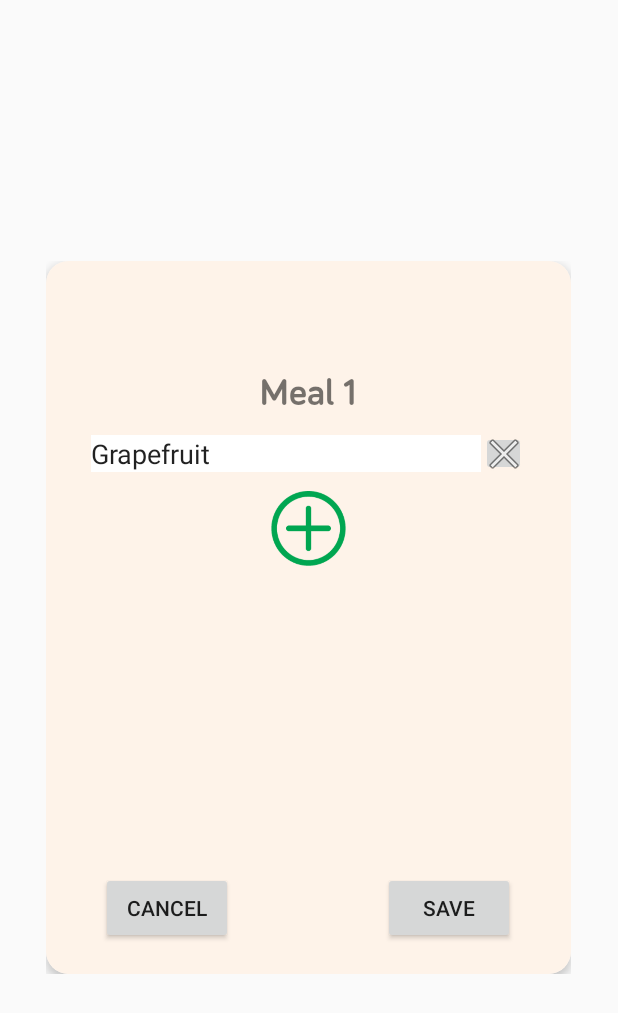
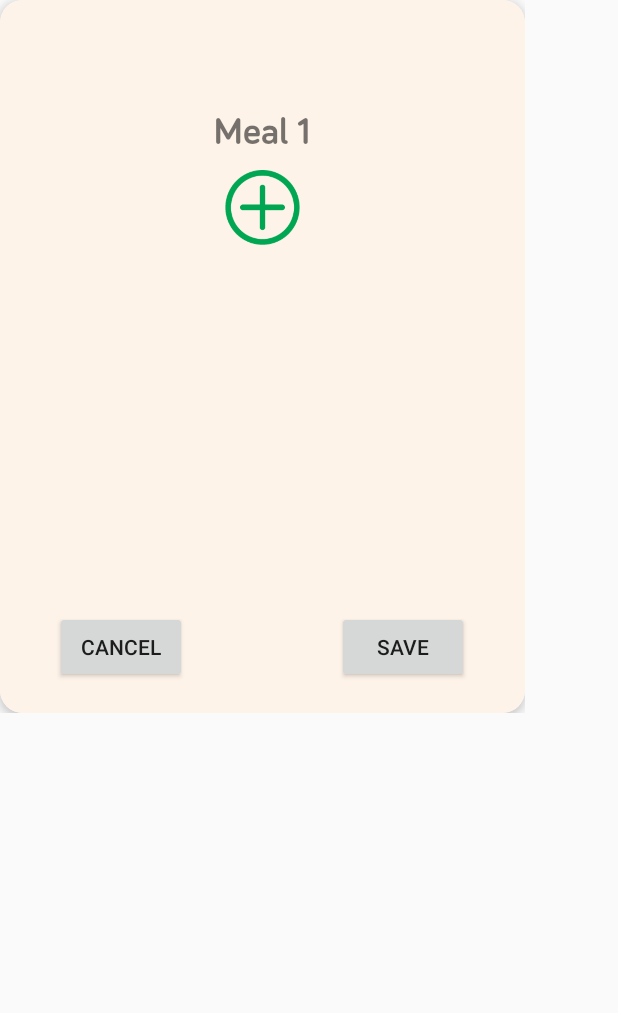
Before and after one commit to kaimalloy/Elimin8, an Android app: the layout dialog_food.xml on its own in the app's theme, with its tools: preview values and no code run, on a phone screen of 412 x 824 dp. Shown: the top 1013 px of the screen. Run offline under Robolectric (Android 15) with nearby library versions, the phone set to English and light mode, and no system bars.

Commit message:
Decided to go with Dialog instead of Popup for Food Fragment. Dialog easier to implement/Food Input more inline with using a Dialog. Implemented Food Dialog Java file to inflate dialog_food.xml and listen to button clicks to add extra edit text views and dismiss the dialog.

```diff
--- a/app/src/main/AndroidManifest.xml
+++ b/app/src/main/AndroidManifest.xml
@@ -17,8 +17,6 @@
                 <category android:name="android.intent.category.LAUNCHER" />
             </intent-filter>
         </activity>
-        <activity android:name=".FoodPopupActivity"
-            android:theme="@style/AppTheme.Popup" />
     </application>
 
 </manifest>
--- a/app/src/main/res/layout/activity_food_popup.xml
+++ b/app/src/main/res/layout/dialog_food.xml
@@ -3,9 +3,6 @@
     xmlns:app="http://schemas.android.com/apk/res-auto"
     xmlns:tools="http://schemas.android.com/tools"
     android:orientation="vertical"
-    android:layout_gravity="center"
-    android:padding="5dp"
-    android:layout_margin="10dp"
     android:layout_width="wrap_content"
     android:layout_height="wrap_content">
 
@@ -32,10 +29,11 @@
 
                 <TextView
                     android:id="@+id/textView18"
-                    android:layout_width="wrap_content"
+                    android:layout_width="match_parent"
                     android:layout_height="wrap_content"
-                    android:layout_gravity="center_horizontal"
+                    android:gravity="center_horizontal"
                     android:layout_marginTop="50dp"
+                    android:layout_marginBottom="10dp"
                     android:fontFamily="@font/bariol_bold"
                     android:text="Meal 1"
                     android:textSize="25sp" />
@@ -49,46 +47,19 @@
                         android:layout_height="wrap_content"
                         android:orientation="vertical" >
 
-                        <TableLayout
+
+                        <LinearLayout
+                            android:id="@+id/food_item_lyt"
                             android:layout_width="match_parent"
-                            android:layout_height="wrap_content">
+                            android:layout_height="wrap_content"
+                            android:orientation="vertical">
 
-                            <TableRow
-                                android:layout_width="match_parent"
-                                android:layout_height="match_parent"
-                                android:gravity="center_vertical"
-                                android:padding="10dp">
+<!--                            <include layout="@layout/input_item_food_dialog" />-->
 
-                                <EditText
-                                    android:id="@+id/editText2"
-                                    android:layout_width="wrap_content"
-                                    android:layout_height="wrap_content"
-                                    android:layout_weight="1"
-                                    android:ems="10"
-                                    android:inputType="textCapWords"
-                                    android:background="@android:color/white"
-                                    android:text="Grapefruit" />
-
-                                <ImageButton
-                                    android:id="@+id/imageButton"
-                                    android:layout_width="30dp"
-                                    android:layout_height="30dp"
-                                    android:layout_gravity="left"
-                                    app:srcCompat="@android:drawable/ic_menu_close_clear_cancel" />
-
-                            </TableRow>
-
-                            <TableRow
-                                android:layout_width="match_parent"
-                                android:layout_height="match_parent" />
-
-                            <TableRow
-                                android:layout_width="match_parent"
-                                android:layout_height="match_parent" />
-                        </TableLayout>
+                        </LinearLayout>
 
                         <Button
-                            android:id="@+id/button6"
+                            android:id="@+id/add_btn"
                             android:layout_width="50dp"
                             android:layout_height="50dp"
                             android:layout_gravity="center"
@@ -107,7 +78,7 @@
                 android:orientation="horizontal">
 
                 <Button
-                    android:id="@+id/button9"
+                    android:id="@+id/cancel_btn"
                     android:layout_width="wrap_content"
                     android:layout_height="wrap_content"
                     android:text="Cancel" />
@@ -117,7 +88,7 @@
                     android:layout_height="match_parent" />
 
                 <Button
-                    android:id="@+id/button10"
+                    android:id="@+id/save_btn"
                     android:layout_width="wrap_content"
                     android:layout_height="wrap_content"
                     android:text="Save" />
--- a/app/src/main/res/values/styles.xml
+++ b/app/src/main/res/values/styles.xml
@@ -8,12 +8,6 @@
         <item name="colorAccent">@color/green</item>
     </style>
 
-    <!--  Theme for the Foods Pop up  -->
-    <style name="AppTheme.Popup">
-        <item name="android:windowIsTranslucent">true</item>
-
-    </style>
-
     <!-- Theme for the master toggle switch -->
     <!--<style name="SwitchStyle" >-->
         <!--<item name="android:thumb">@drawable/switch_thumb</item>-->
```
Also changed, not shown: app/src/main/java/com/minakai/elimin8/FoodDialog.java (added, +100 -0 lines), app/src/main/java/com/minakai/elimin8/FoodFragment.java (+4 -6 lines), app/src/main/java/com/minakai/elimin8/FoodPopupActivity.java (deleted, +0 -23 lines), app/src/main/res/layout/input_item_food_dialog.xml (added, +26 -0 lines), app/src/main/java/com/minakai/elimin8/MainActivity.java (line endings or trailing spaces).
